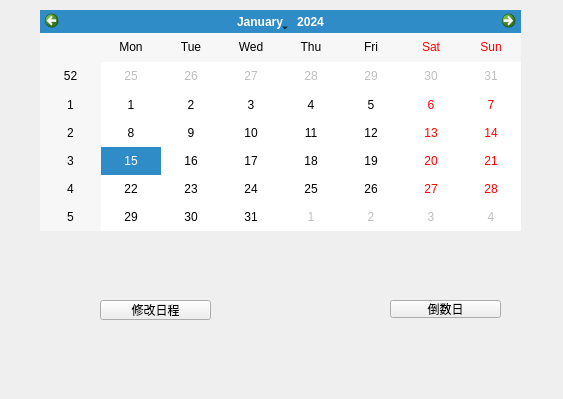
This is realProgect/calendarmc.ui in Arthur381/QTproject as Qt 5 draws it before an edit. The edited form follows.
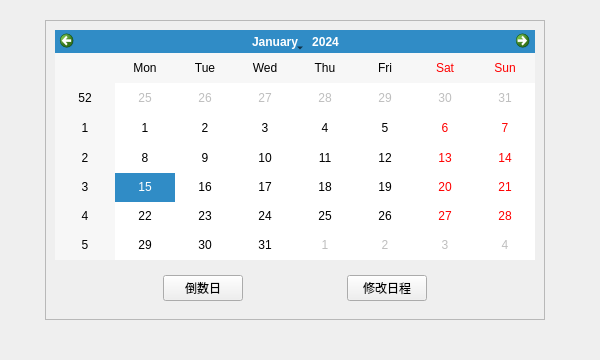
This is the edited form. Icons and pictures are not drawn.

What changed in the file:
```diff
--- a/realProgect/calendarmc.ui
+++ b/realProgect/calendarmc.ui
@@ -6,10 +6,22 @@
    <rect>
     <x>0</x>
     <y>0</y>
-    <width>563</width>
-    <height>399</height>
+    <width>600</width>
+    <height>360</height>
    </rect>
   </property>
+  <property name="minimumSize">
+   <size>
+    <width>600</width>
+    <height>360</height>
+   </size>
+  </property>
+  <property name="maximumSize">
+   <size>
+    <width>800</width>
+    <height>480</height>
+   </size>
+  </property>
   <property name="windowTitle">
    <string>日历</string>
   </property>
@@ -17,44 +29,101 @@
    <iconset resource="images.qrc">
     <normaloff>:/image/cal_ico.jpg</normaloff>:/image/cal_ico.jpg</iconset>
   </property>
-  <widget class="QPushButton" name="countdowndays">
+  <widget class="QFrame" name="frame">
    <property name="geometry">
     <rect>
-     <x>390</x>
-     <y>300</y>
-     <width>111</width>
-     <height>18</height>
+     <x>45</x>
+     <y>20</y>
+     <width>500</width>
+     <height>300</height>
     </rect>
    </property>
-   <property name="text">
-    <string>倒数日</string>
+   <property name="minimumSize">
+    <size>
+     <width>500</width>
+     <height>300</height>
+    </size>
    </property>
-  </widget>
-  <widget class="QPushButton" name="Modify">
-   <property name="geometry">
-    <rect>
-     <x>100</x>
-     <y>300</y>
-     <width>111</width>
-     <height>20</height>
-    </rect>
+   <property name="maximumSize">
+    <size>
+     <width>500</width>
+     <height>300</height>
+    </size>
    </property>
-   <property name="text">
-    <string>修改日程</string>
+   <property name="frameShape">
+    <enum>QFrame::StyledPanel</enum>
    </property>
-  </widget>
-  <widget class="QCalendarWidget" name="calendarWidget">
-   <property name="geometry">
-    <rect>
-     <x>40</x>
-     <y>10</y>
-     <width>481</width>
-     <height>221</height>
-    </rect>
+   <property name="frameShadow">
+    <enum>QFrame::Raised</enum>
    </property>
-   <property name="whatsThis">
-    <string>&lt;html&gt;&lt;head/&gt;&lt;body&gt;&lt;p&gt;你好&lt;/p&gt;&lt;/body&gt;&lt;/html&gt;</string>
-   </property>
+   <layout class="QGridLayout" name="gridLayout">
+    <item row="1" column="0">
+     <widget class="QWidget" name="widget" native="true">
+      <layout class="QHBoxLayout" name="horizontalLayout">
+       <item>
+        <spacer name="horizontalSpacer_3">
+         <property name="orientation">
+          <enum>Qt::Horizontal</enum>
+         </property>
+         <property name="sizeHint" stdset="0">
+          <size>
+           <width>40</width>
+           <height>20</height>
+          </size>
+         </property>
+        </spacer>
+       </item>
+       <item>
+        <widget class="QPushButton" name="countdowndays">
+         <property name="text">
+          <string>倒数日</string>
+         </property>
+        </widget>
+       </item>
+       <item>
+        <spacer name="horizontalSpacer">
+         <property name="orientation">
+          <enum>Qt::Horizontal</enum>
+         </property>
+         <property name="sizeHint" stdset="0">
+          <size>
+           <width>40</width>
+           <height>20</height>
+          </size>
+         </property>
+        </spacer>
+       </item>
+       <item>
+        <widget class="QPushButton" name="Modify">
+         <property name="text">
+          <string>修改日程</string>
+         </property>
+        </widget>
+       </item>
+       <item>
+        <spacer name="horizontalSpacer_2">
+         <property name="orientation">
+          <enum>Qt::Horizontal</enum>
+         </property>
+         <property name="sizeHint" stdset="0">
+          <size>
+           <width>40</width>
+           <height>20</height>
+          </size>
+         </property>
+        </spacer>
+       </item>
+      </layout>
+     </widget>
+    </item>
+    <item row="0" column="0">
+     <widget class="QCalendarWidget" name="calendarWidget">
+      <property name="whatsThis">
+       <string>&lt;html&gt;&lt;head/&gt;&lt;body&gt;&lt;p&gt;你好&lt;/p&gt;&lt;/body&gt;&lt;/html&gt;</string>
+      </property>
+     </widget>
+    </item>
+   </layout>
   </widget>
  </widget>
  <resources>
```
